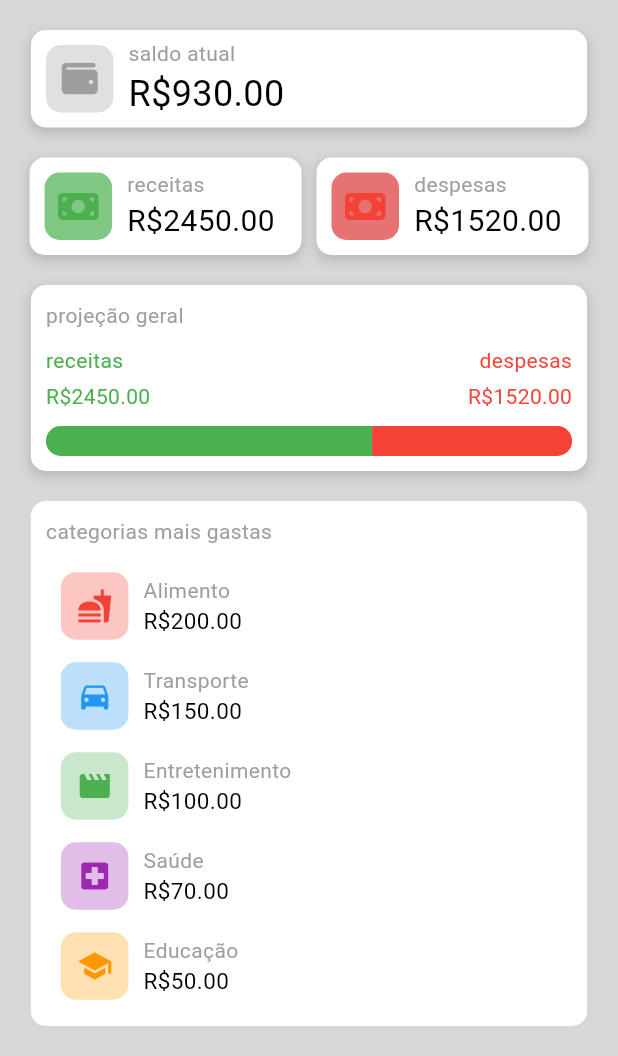
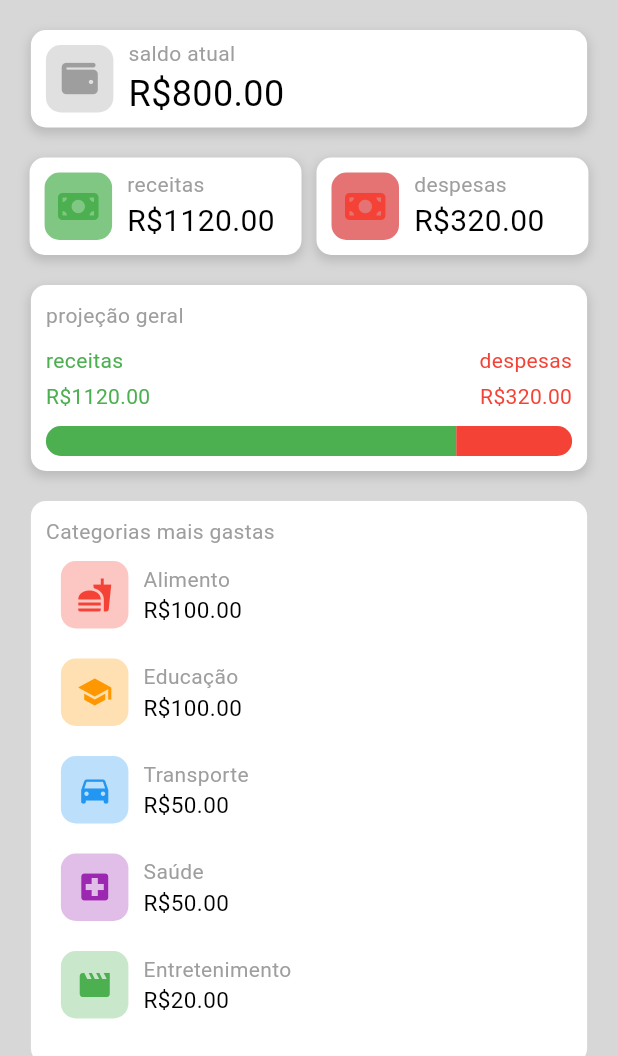
Before and after one commit to guilhermedebrites/finmanage_mobile, a Flutter app: the HomeScreen screen opened directly, on a phone screen of 412 x 824 dp, the part 180-1236 px from its top. Run offline on Flutter 3.47's test engine with Material 3 defaults, Android fonts, the phone set to English and light mode, and no system bars; our stand-ins replace firebase_core, font_awesome_flutter; accounts and stored records are empty.

Commit message:
feat: created objects despesa, receita and user and created logic for balance and accounts

```diff
--- a/lib/Category.dart
+++ b/lib/Category.dart
@@ -4,7 +4,6 @@ class Category {
   final String name;
   final IconData icon;
   final Color color;
-  final double value;
 
-  Category({required this.name, required this.icon, required this.color, required this.value});
+  Category({required this.name, required this.icon, required this.color});
 }
--- /dev/null
+++ b/lib/Despesa.dart
@@ -0,0 +1,17 @@
+import 'package:flutter/material.dart';
+
+class Despesa {
+  final int id;
+  final double value;
+  final String name;
+  final int idCategory;
+  final int idUser;
+
+  Despesa({
+    required this.id,
+    required this.value,
+    required this.idCategory,
+    required this.idUser,
+    required this.name,
+  });
+}
--- /dev/null
+++ b/lib/Receita.dart
@@ -0,0 +1,17 @@
+import 'package:flutter/material.dart';
+
+class Receita {
+  final int id;
+  final double value;
+  final int idCategory;
+  final int idUser;
+  final String name;
+
+  Receita({
+    required this.id,
+    required this.value,
+    required this.idCategory,
+    required this.idUser,
+    required this.name,
+  });
+}
--- /dev/null
+++ b/lib/User.dart
@@ -0,0 +1,13 @@
+import 'package:flutter/material.dart';
+
+class User {
+  final int id;
+  final String name;
+  final String email;
+
+  User({
+    required this.id,
+    required this.name,
+    required this.email,
+  });
+}
--- a/lib/home_page/home_screen.dart
+++ b/lib/home_page/home_screen.dart
@@ -1,3 +1,5 @@
+import 'package:finmanage_mobile/Despesa.dart';
+import 'package:finmanage_mobile/Receita.dart';
 import 'package:flutter/material.dart';
 import 'package:font_awesome_flutter/font_awesome_flutter.dart';
 
@@ -9,19 +11,104 @@ import 'itens/container_classification_categories.dart';
 import 'itens/container_finance_overview.dart';
 import 'itens/container_general_projection.dart';
 class HomeScreen extends StatelessWidget {
-  final double receita = 2450.0;
-  final double despesa = 1520.0;
+  List<Category> categories = [
+    Category(name: 'Alimento', icon: Icons.fastfood, color: Colors.red),
+    Category(name: 'Transporte', icon: Icons.directions_car, color: Colors.blue),
+    Category(name: 'Entretenimento', icon: Icons.movie, color: Colors.green),
+    Category(name: 'Saúde', icon: Icons.local_hospital, color: Colors.purple),
+    Category(name: 'Educação', icon: Icons.school, color: Colors.orange),
+  ];
 
-  List<Category> categories = [
-    Category(name: 'Alimento', icon: Icons.fastfood, color: Colors.red, value: 200.0),
-    Category(name: 'Transporte', icon: Icons.directions_car, color: Colors.blue, value: 150.0),
-    Category(name: 'Entretenimento', icon: Icons.movie, color: Colors.green, value: 100.0),
-    Category(name: 'Saúde', icon: Icons.local_hospital, color: Colors.purple, value: 70.0),
-    Category(name: 'Educação', icon: Icons.school, color: Colors.orange, value: 50.0),
+  List<Despesa> despesas = [
+    Despesa(
+      id: 1,
+      value: 100.0,
+      name: 'Almoço',
+      idCategory: 1,
+      idUser: 1,
+    ),
+    Despesa(
+      id: 2,
+      value: 50.0,
+      name: 'Uber',
+      idCategory: 2,
+      idUser: 1,
+    ),
+    Despesa(
+      id: 3,
+      value: 20.0,
+      name: 'Cinema',
+      idCategory: 3,
+      idUser: 1,
+    ),
+    Despesa(
+      id: 4,
+      value: 50.0,
+      name: 'Remédio',
+      idCategory: 4,
+      idUser: 1,
+    ),
+    Despesa(
+      id: 5,
+      value: 100.0,
+      name: 'Livro',
+      idCategory: 5,
+      idUser: 1,
+    ),
   ];
+
+  List<Receita> receitas = [
+    Receita(
+      id: 1,
+      value: 1000.0,
+      name: 'Salário',
+      idCategory: 1,
+      idUser: 1,
+    ),
+    Receita(
+      id: 2,
+      value: 50.0,
+      name: 'Freelancer',
+      idCategory: 2,
+      idUser: 1,
+    ),
+    Receita(
+      id: 3,
+      value: 20.0,
+      name: 'Venda',
+      idCategory: 3,
+      idUser: 1,
+    ),
+    Receita(
+      id: 4,
+      value: 50.0,
+      name: 'Investimento',
+      idCategory: 4,
+      idUser: 1,
+    ),
+  ];
+
+  double calcularTotalReceita(List<Receita> receitas) {
+    double total = 0.0;
+    for (var receita in receitas) {
+      total += receita.value;
+    }
+    return total;
+  }
+
+  double calcularTotalDespesa(List<Despesa> despesas) {
+    double total = 0.0;
+    for (var despesa in despesas) {
+      total += despesa.value;
+    }
+    return total;
+  }
 
   @override
   Widget build(BuildContext context) {
+    final double receita = calcularTotalReceita(receitas);
+    final double despesa = calcularTotalDespesa(despesas);
+
     return Scaffold(
         backgroundColor: const Color(0xFFD7D7D7),
         body: SingleChildScrollView(
@@ -75,6 +162,7 @@ class HomeScreen extends StatelessWidget {
                       ),
                       ContainerClassificationCategories(
                         categories: categories,
+                        despesas: despesas,
                       ),
                     ],
                   ),
--- a/lib/home_page/itens/container_classification_categories.dart
+++ b/lib/home_page/itens/container_classification_categories.dart
@@ -1,20 +1,44 @@
 import 'package:finmanage_mobile/home_page/itens/box_info.dart';
 import 'package:flutter/material.dart';
-
 import '../../Category.dart';
+import '../../Despesa.dart';
 import 'box_icon.dart';
 
 class ContainerClassificationCategories extends StatelessWidget {
-
   final List<Category> categories;
+  final List<Despesa> despesas;
 
   const ContainerClassificationCategories({
     super.key,
     required this.categories,
+    required this.despesas,
   });
+
+  Map<Category, double> calcularGastosPorCategoria() {
+    Map<Category, double> gastosPorCategoria = {};
+
+    for (var category in categories) {
+      gastosPorCategoria[category] = 0.0;
+
+      for (var despesa in despesas) {
+        if (despesa.idCategory == categories.indexOf(category) + 1) {
+          gastosPorCategoria[category] = gastosPorCategoria[category]! + despesa.value;
+        }
+      }
+    }
+
+    var sortedCategories = Map.fromEntries(
+      gastosPorCategoria.entries.toList()
+        ..sort((a, b) => b.value.compareTo(a.value)),
+    );
+
+    return sortedCategories;
+  }
 
   @override
   Widget build(BuildContext context) {
+    Map<Category, double> gastosPorCategoria = calcularGastosPorCategoria();
+
     return Container(
       margin: const EdgeInsets.only(top: 20),
       width: MediaQuery.of(context).size.width * 0.9,
@@ -27,7 +51,7 @@ class ContainerClassificationCategories extends StatelessWidget {
         crossAxisAlignment: CrossAxisAlignment.start,
         children: [
           Text(
-            'categorias mais gastas',
+            'Categorias mais gastas',
             style: TextStyle(
               fontSize: 14,
               color: Colors.grey[500],
@@ -36,8 +60,13 @@ class ContainerClassificationCategories extends StatelessWidget {
           const SizedBox(height: 10),
           Column(
             mainAxisAlignment: MainAxisAlignment.spaceAround,
-            children: categories.map((category) {
-              return Row(
+            children: gastosPorCategoria.entries.map((entry) {
+              Category category = entry.key;
+              double totalGasto = entry.value;
+
+              return Column(
+                children: [
+                  Row(
                     children: [
                       BoxIcon(
                         icon: category.icon,
@@ -47,10 +76,12 @@ class ContainerClassificationCategories extends StatelessWidget {
                       const SizedBox(width: 10),
                       BoxInfo(
                         text: category.name,
-                    value: 'R\$${category.value.toStringAsFixed(2)}',
+                        value: 'R\$${totalGasto.toStringAsFixed(2)}',
                         fontSize: 15,
                       ),
-                  const SizedBox(height: 60),
+                    ],
+                  ),
+                  const SizedBox(height: 20),
                 ],
               );
             }).toList(),
```
Lines whose indentation alone changed are shown as unchanged.
